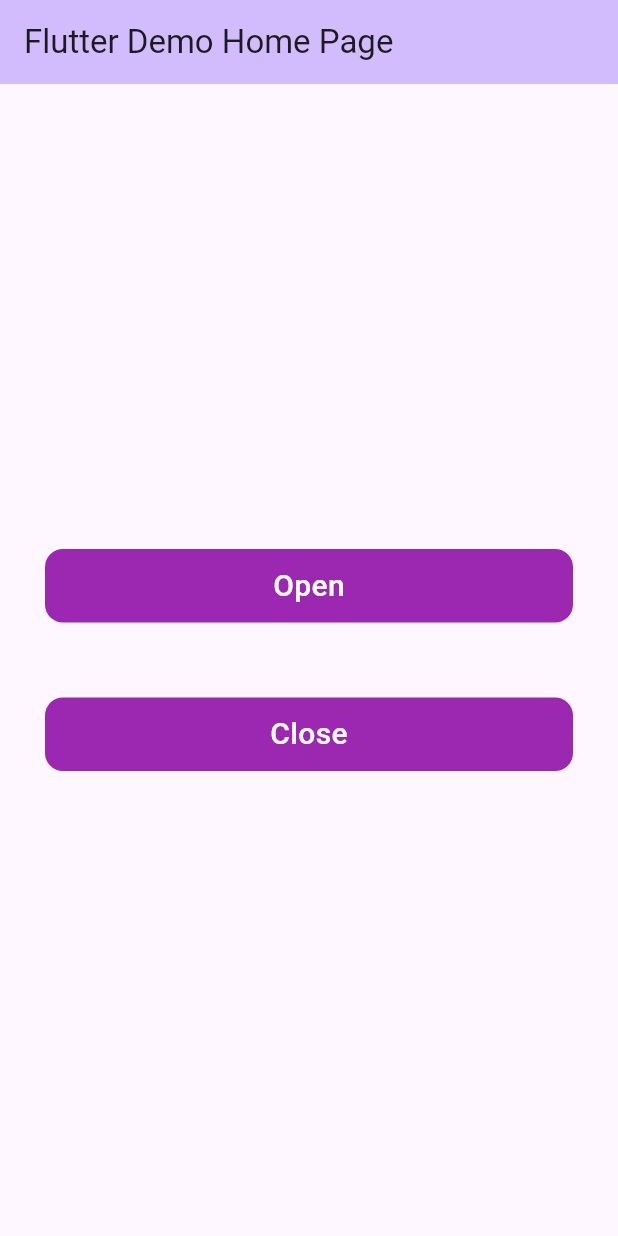
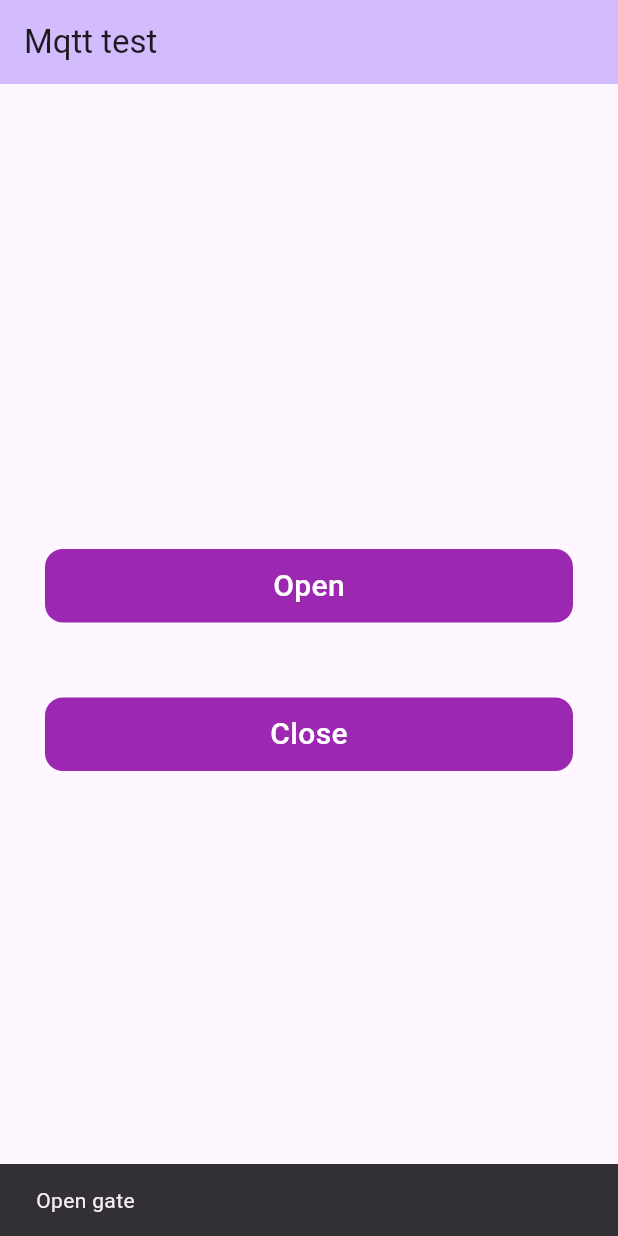
Before and after one commit to dandyfp/mqtt_flutter, a Flutter app: the MyHomePage screen opened directly, after a tap on "Open", on a phone screen of 412 x 824 dp. Run offline on Flutter 3.47's test engine with Material 3 defaults, Android fonts, the phone set to English and light mode, and no system bars; missing offline and left inert: mqtt_client.

Commit message:
Refactor: change title

```diff
--- a/lib/main.dart
+++ b/lib/main.dart
@@ -18,7 +18,7 @@ class MyApp extends StatelessWidget {
         colorScheme: ColorScheme.fromSeed(seedColor: Colors.deepPurple),
         useMaterial3: true,
       ),
-      home: const MyHomePage(title: 'Flutter Demo Home Page'),
+      home: const MyHomePage(title: 'Mqtt test'),
     );
   }
 }
@@ -89,6 +89,7 @@ class _MyHomePageState extends State<MyHomePage> {
                 color: Colors.purple,
                 onPressed: () {
                   senMsg('servo_on');
+                  ScaffoldMessenger.of(context).showSnackBar(const SnackBar(content: Text('Open gate')));
                   setState(() {});
                 },
                 child: const Center(
```
